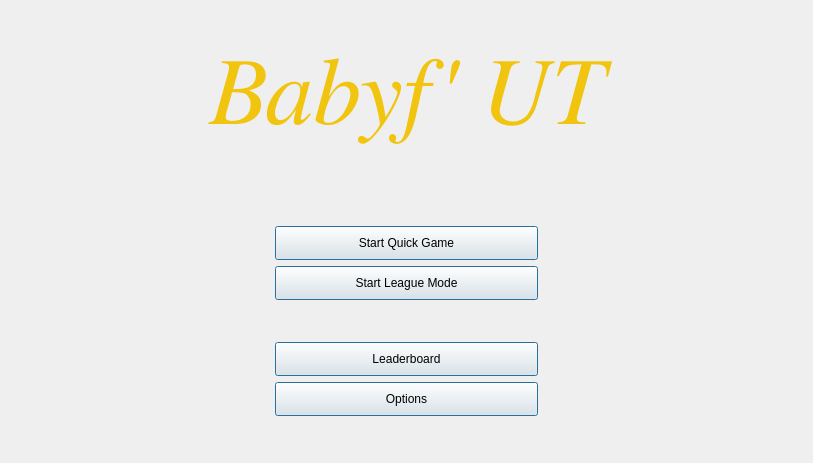
Above: ui/menu.ui from eharquin/babyfut before the change. Below: the same form after it.
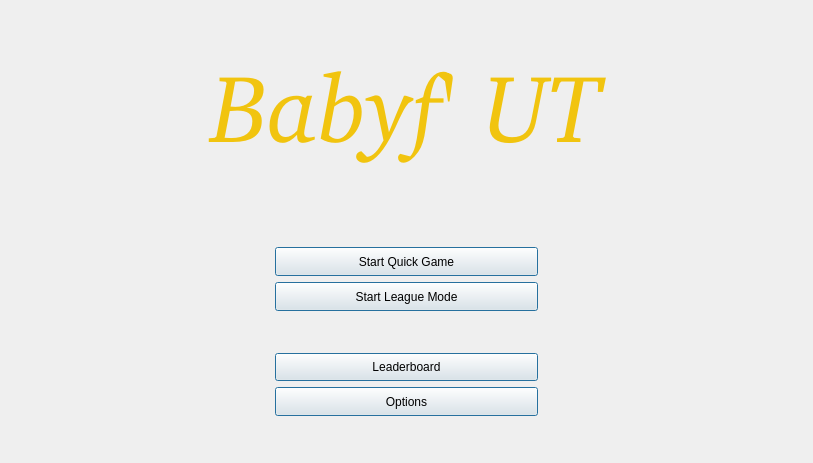
That is the form after the change.

Diff of the .ui file:
```diff
--- a/ui/menu.ui
+++ b/ui/menu.ui
@@ -31,12 +31,9 @@
     <widget class="QLabel" name="label">
      <property name="font">
       <font>
-       <family>FreeSerif</family>
+       <family>Schoolbook Uralic [pyrs]</family>
        <pointsize>72</pointsize>
-       <weight>50</weight>
        <italic>true</italic>
-       <bold>false</bold>
-       <underline>false</underline>
       </font>
      </property>
      <property name="styleSheet">
```
